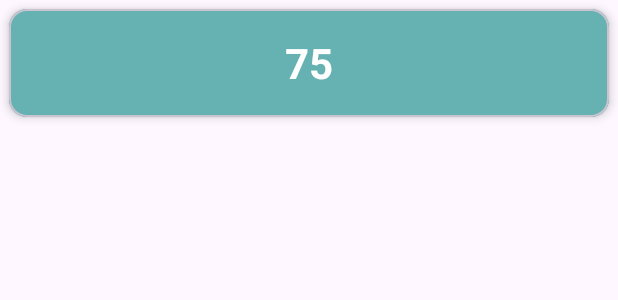
After one commit to KoKoKotlin/BingoApp, an Android app: the layout item_number.xml on its own in the app's theme, with its tools: preview values and no code run, on a phone screen of 412 x 824 dp. The commit adds this screen. Shown: the top 300 px of the screen. Run offline under Robolectric (Android 15) with nearby library versions, the phone set to English and light mode, and no system bars.

Commit message:
Added number editing

```diff
--- a/app/src/main/AndroidManifest.xml
+++ b/app/src/main/AndroidManifest.xml
@@ -11,6 +11,9 @@
         android:roundIcon="@mipmap/ic_launcher_round"
         android:supportsRtl="true"
         android:theme="@style/Theme.BingoApp">
+        <activity
+            android:name=".NumbersManagerActivity"
+            android:exported="false" />
         <activity
             android:name=".CreateCardActivity"
             android:exported="false" />
--- /dev/null
+++ b/app/src/main/res/layout/item_number.xml
@@ -0,0 +1,22 @@
+<?xml version="1.0" encoding="utf-8"?>
+<com.google.android.material.card.MaterialCardView
+    xmlns:android="http://schemas.android.com/apk/res/android"
+    xmlns:app="http://schemas.android.com/apk/res-auto"
+    android:layout_width="match_parent"
+    android:layout_height="wrap_content"
+    android:layout_margin="6dp"
+    app:cardCornerRadius="12dp"
+    app:cardElevation="4dp">
+
+    <TextView
+        android:id="@+id/tv_number"
+        android:layout_width="match_parent"
+        android:layout_height="72dp"
+        android:gravity="center"
+        android:text="75"
+        android:textSize="28sp"
+        android:textStyle="bold"
+        android:background="@color/teal_600"
+        android:textColor="@android:color/white" />
+
+</com.google.android.material.card.MaterialCardView>
```
Also changed, not shown: app/src/main/java/com/example/bingoapp/MainActivity.kt (+16 -2 lines), app/src/main/java/com/example/bingoapp/NumbersAdapter.kt (added, +23 -0 lines), app/src/main/java/com/example/bingoapp/NumbersManagerActivity.kt (added, +92 -0 lines), app/src/main/res/layout/activity_main.xml (+11 -0 lines), app/src/main/res/layout/activity_numbers_manager.xml (added, +57 -0 lines).
